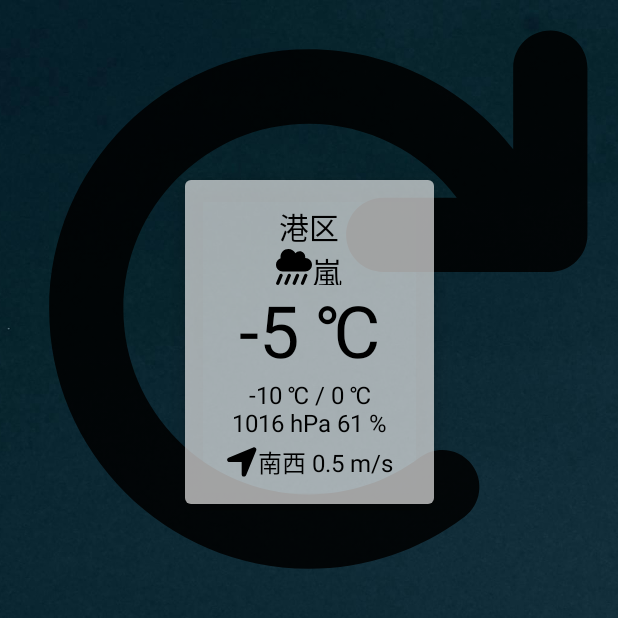
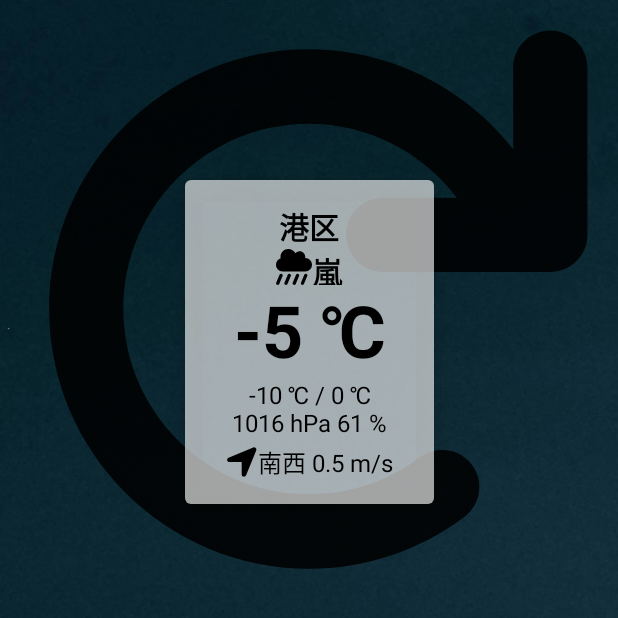
Before and after one commit to s-kamada/weather_apps, an Android app built with Jetpack Compose: the screen it shows after launch (MainActivity), on a phone screen of 412 x 824 dp, the top half of it. Run offline under Robolectric (Android 15) with nearby library versions, the phone set to English and light mode, and no system bars.

Commit message:
フォント太さ調整

```diff
--- a/app/src/main/java/com/example/weather_competition_1632/ui/theme/Type.kt
+++ b/app/src/main/java/com/example/weather_competition_1632/ui/theme/Type.kt
@@ -22,7 +22,7 @@ val DarkTypography = Typography(
     ),
     h6 = TextStyle(
         fontFamily = GeneralFont,
-        fontWeight = FontWeight.Medium,
+        fontWeight = FontWeight.Bold,
         fontSize = 20.sp,
         letterSpacing = 0.15.sp,
         color = DarkFontColor
@@ -50,14 +50,14 @@ val DarkTypography = Typography(
 val LightTypography = Typography(
     h3 = TextStyle(
         fontFamily = GeneralFont,
-        fontWeight = FontWeight.Normal,
+        fontWeight = FontWeight.Bold,
         fontSize = 48.sp,
         letterSpacing = 0.sp,
         color = LightFontColor
     ),
     h6 = TextStyle(
         fontFamily = GeneralFont,
-        fontWeight = FontWeight.Medium,
+        fontWeight = FontWeight.Bold,
         fontSize = 20.sp,
         letterSpacing = 0.15.sp,
         color = LightFontColor
```
